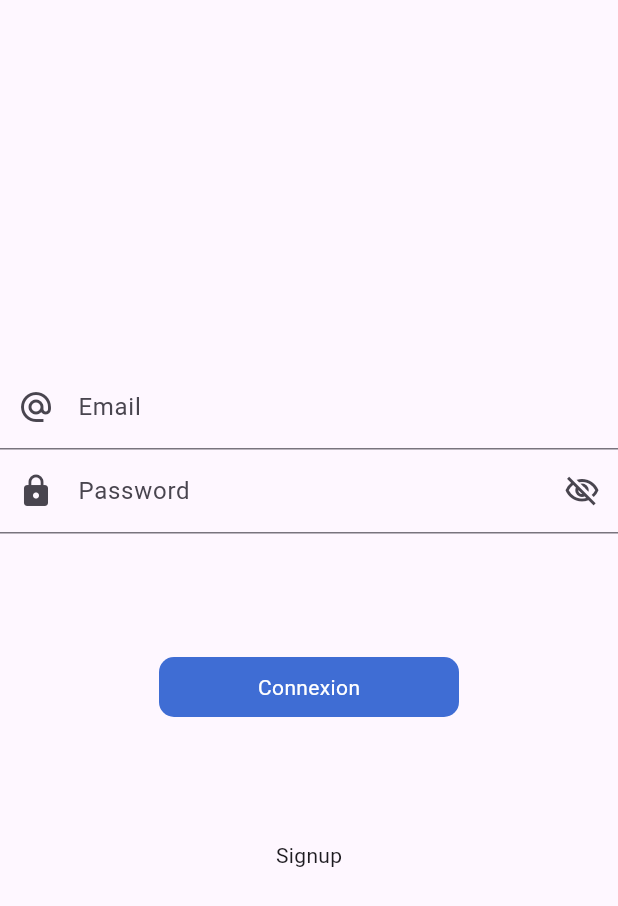
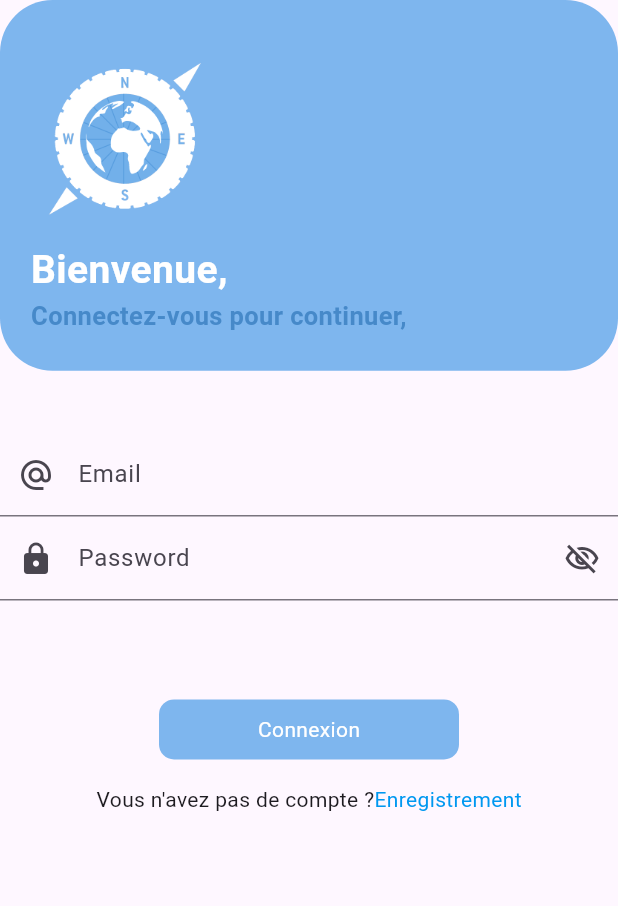
Before and after one commit to juva-quentin/AthleteIQ, a Flutter app: the screen it shows after launch, on a phone screen of 412 x 824 dp. Shown: the top 906 px of the screen. Run offline on Flutter 3.47's test engine with Material 2 defaults, Android fonts, the phone set to English and light mode, and no system bars; our stand-ins replace another_flushbar, cloud_firestore, firebase_auth, firebase_core, firebase_storage, flutter_riverpod and 5 more; missing offline and left inert: crypt, gender_selection; accounts and stored records are empty.

Commit message:
feat:add design auth pages

```diff
--- a/lib/resources/colors.dart
+++ b/lib/resources/colors.dart
@@ -1,8 +1,8 @@
 import 'dart:ui';
 
 class AppColors {
-
   static const Color blackColor = Color(0xFF00000);
   static const Color whiteColor = Color(0xFFFFFFFF);
+  static const Color blueColor = Color.fromARGB(156, 45, 140, 227);
   static const Color loginButtonColor = Color(0xD81C54CC);
 }
--- a/lib/resources/components/round_button.dart
+++ b/lib/resources/components/round_button.dart
@@ -1,4 +1,3 @@
-
 import 'package:athlete_iq/resources/colors.dart';
 import 'package:flutter/material.dart';
 
@@ -7,21 +6,30 @@ class RoundButton extends StatelessWidget {
   final bool loading;
   final VoidCallback onPress;
 
-  const RoundButton({Key? key, required this.title, this.loading= false,required this.onPress}) : super(key: key);
+  const RoundButton(
+      {Key? key,
+      required this.title,
+      this.loading = false,
+      required this.onPress})
+      : super(key: key);
 
   @override
   Widget build(BuildContext context) {
     return InkWell(
       onTap: onPress,
       child: Container(
-        height: 40,
-        width:200,
-        decoration: BoxDecoration(
-          color: AppColors.loginButtonColor,
-          borderRadius: BorderRadius.circular(10)
-        ),
-        child: Center(child: loading ? CircleAvatar() : Text(title, style: TextStyle(color: AppColors.whiteColor),))
-      ),
+          height: 40,
+          width: 200,
+          decoration: BoxDecoration(
+              color: AppColors.blueColor,
+              borderRadius: BorderRadius.circular(10)),
+          child: Center(
+              child: loading
+                  ? CircleAvatar()
+                  : Text(
+                      title,
+                      style: TextStyle(color: AppColors.whiteColor),
+                    ))),
     );
   }
 }
--- /dev/null
+++ b/lib/resources/size.dart
@@ -0,0 +1,10 @@
+import 'package:flutter/material.dart';
+
+class AppSize {
+  late double globalHeight;
+  late double globalWidth;
+  AppSize(BuildContext context){
+    globalHeight = MediaQuery.of(context).size.height;
+    globalWidth = MediaQuery.of(context).size.width;
+  }
+}
--- a/lib/view/login_screen.dart
+++ b/lib/view/login_screen.dart
@@ -1,3 +1,5 @@
+import 'package:athlete_iq/resources/colors.dart';
+import 'package:athlete_iq/resources/size.dart';
 import 'package:athlete_iq/utils/EmailVAlidator.dart';
 import 'package:athlete_iq/utils/utils.dart';
 import 'package:flutter/material.dart';
@@ -15,14 +17,12 @@ class LoginScreen extends ConsumerStatefulWidget {
 }
 
 class _LoginScreenState extends ConsumerState<LoginScreen> {
-
   @override
   void initState() {
     super.initState();
     ref.read(authProvider);
     ref.read(hiveProvider);
   }
-
 
   final ValueNotifier _obsecurePassword = ValueNotifier<bool>(true);
   final TextEditingController _emailController = TextEditingController();
@@ -32,7 +32,7 @@ class _LoginScreenState extends ConsumerState<LoginScreen> {
   FocusNode passwordFocusNode = FocusNode();
 
   @override
-  void dispose(){
+  void dispose() {
     super.dispose();
     _emailController.dispose();
     _passwordController.dispose();
@@ -45,13 +45,54 @@ class _LoginScreenState extends ConsumerState<LoginScreen> {
   Widget build(BuildContext context) {
     final auth = ref.watch(authProvider);
     final hive = ref.watch(hiveProvider);
-    final height = MediaQuery.of(context).size.height * 1;
+    final AppSize appSize = AppSize(context);
+    final height = appSize.globalHeight;
+    final width = appSize.globalWidth;
     return Scaffold(
-        body: SafeArea(
-          child: Column(
-            mainAxisAlignment: MainAxisAlignment.center,
+      body: Column(
+        mainAxisAlignment: MainAxisAlignment.start,
         crossAxisAlignment: CrossAxisAlignment.center,
         children: [
+          Stack(children: [
+            Container(
+              height: height * .30,
+              width: width,
+              decoration: BoxDecoration(
+                  borderRadius: BorderRadius.circular(35),
+                  color: AppColors.blueColor),
+              child: Padding(
+                padding:
+                    EdgeInsets.only(left: (width * .05), bottom: (width * .06)),
+                child: Column(
+                  mainAxisAlignment: MainAxisAlignment.end,
+                  crossAxisAlignment: CrossAxisAlignment.start,
+                  children: [
+                    Image.asset("assets/images/logo.png", height: height * .15),
+                    SizedBox(
+                      height: height * .01,
+                    ),
+                    const Text(
+                      'Bienvenue,',
+                      style: TextStyle(
+                          color: Colors.white,
+                          fontSize: 26,
+                          fontWeight: FontWeight.bold),
+                    ),
+                    const Text(
+                      'Connectez-vous pour continuer,',
+                      style: TextStyle(
+                          color: Color.fromARGB(156, 35, 109, 178),
+                          fontSize: 17,
+                          fontWeight: FontWeight.bold),
+                    )
+                  ],
+                ),
+              ),
+            ),
+          ]),
+          SizedBox(
+            height: height * .05,
+          ),
           TextFormField(
             controller: _emailController,
             keyboardType: TextInputType.emailAddress,
@@ -80,42 +121,64 @@ class _LoginScreenState extends ConsumerState<LoginScreen> {
                       onTap: () {
                         _obsecurePassword.value = !_obsecurePassword.value;
                       },
-                          child: Icon(_obsecurePassword.value ? Icons.visibility_off_outlined : Icons.visibility),
+                      child: Icon(_obsecurePassword.value
+                          ? Icons.visibility_off_outlined
+                          : Icons.visibility),
                     ),
                   ),
                 );
               }),
-              SizedBox(height: height * .1,),
+          SizedBox(
+            height: height * .08,
+          ),
           RoundButton(
             title: 'Connexion',
             onPress: () async {
-                  if(_emailController.text.isEmpty){
+              if (_emailController.text.isEmpty) {
                 Utils.flushBarErrorMessage('Veuiller entrer un email', context);
-                  }else if (!_emailController.text.isValidEmail()){
-                    Utils.flushBarErrorMessage('Veuiller entrer un email valide', context);
-                  }else if (_passwordController.text.isEmpty){
-                    Utils.flushBarErrorMessage('Veuiller entrer votre mot de passe', context);
-                  }else if(_passwordController.text.length < 6){
-                    Utils.flushBarErrorMessage('Le mot de passe doit contenir plus de 6 caractères', context);
-                  }else{
+              } else if (!_emailController.text.isValidEmail()) {
+                Utils.flushBarErrorMessage(
+                    'Veuiller entrer un email valide', context);
+              } else if (_passwordController.text.isEmpty) {
+                Utils.flushBarErrorMessage(
+                    'Veuiller entrer votre mot de passe', context);
+              } else if (_passwordController.text.length < 6) {
+                Utils.flushBarErrorMessage(
+                    'Le mot de passe doit contenir plus de 6 caractères',
+                    context);
+              } else {
                 bool firstTimeState = true;
                 firstTimeState = await hive.getHiveData('firstTime') ?? true;
-                    auth.loginUserWithFirebase(_emailController.text, _passwordController.text).then((value){
+                auth
+                    .loginUserWithFirebase(
+                        _emailController.text, _passwordController.text)
+                    .then((value) {
                   firstTimeState
-                          ?  Navigator.pushNamed(context, RoutesName.onboarding)
-                          :  Navigator.pushNamed(context, RoutesName.home);
+                      ? Navigator.pushNamed(context, RoutesName.onboarding)
+                      : Navigator.pushNamed(context, RoutesName.home);
                 });
               }
             },
           ),
-              SizedBox(height: height * .1,),
+          SizedBox(
+            height: height * .02,
+          ),
+          Row(
+            mainAxisAlignment: MainAxisAlignment.center,
+            children: [
+              const Text("Vous n'avez pas de compte ?"),
               InkWell(
                 onTap: () {
                   Navigator.pushNamed(context, RoutesName.signup);
                 },
-                  child:Text("Signup")
+                child: const Text(
+                  "Enregistrement",
+                  style: TextStyle(color: Color.fromARGB(255, 0, 152, 240)),
+                ),
+              ),
+            ],
           )
-            ]),
+        ],
       ),
     );
   }
--- a/pubspec.yaml
+++ b/pubspec.yaml
@@ -78,9 +78,8 @@ flutter:
   uses-material-design: true
 
   # To add assets to your application, add an assets section, like this:
-  # assets:
-  #   - images/a_dot_burr.jpeg
-  #   - images/a_dot_ham.jpeg
+  assets:
+    - assets/images/
 
   # An image asset can refer to one or more resolution-specific "variants", see
   # https://flutter.dev/assets-and-images/#resolution-aware
```
Also changed, not shown: lib/view/signup_screen.dart (+149 -55 lines), assets/images/IMG_1269.jpeg (added), assets/images/logo.png (added), 2 other files. Lines whose indentation alone changed are shown as unchanged.
